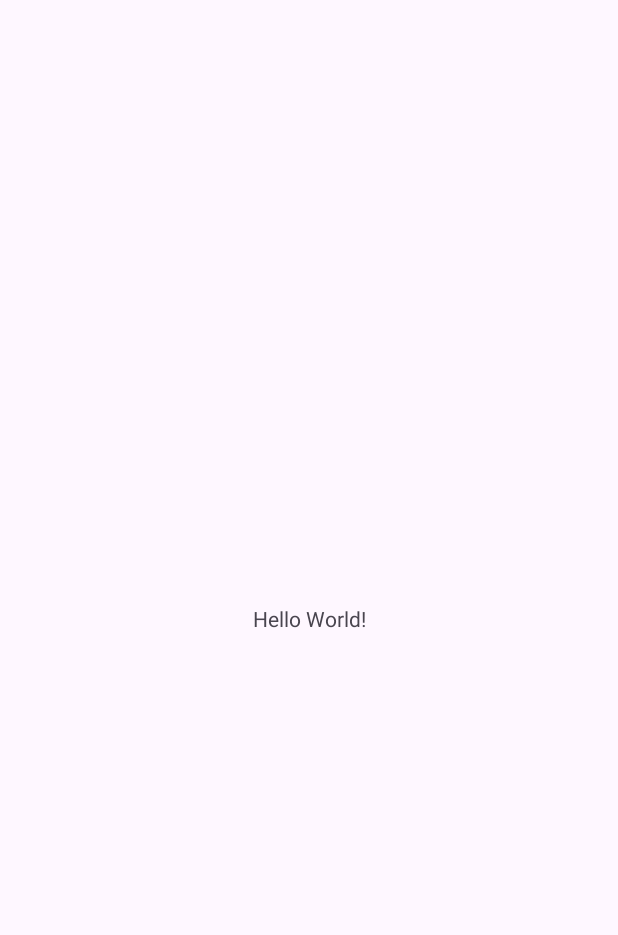
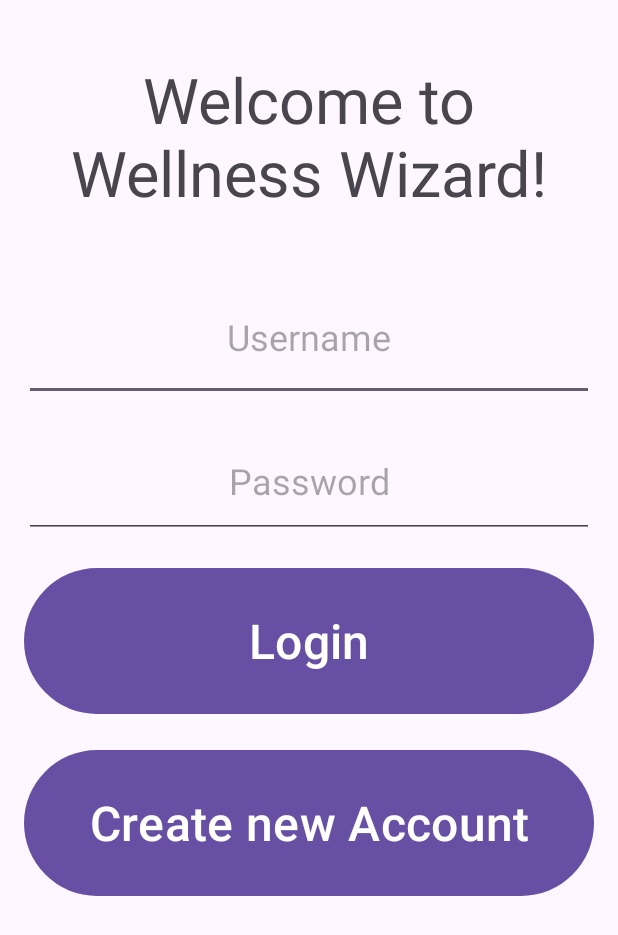
Before and after one commit to etorr6642/Project2_Wellness_Wizard_App, an Android app: the screen it shows after launch (MainActivity before the commit, LoginActivity after it), on a phone screen of 412 x 824 dp. Before the commit the part shown is almost empty. Shown: the top 935 px of the screen. Run offline under Robolectric (Android 15) with nearby library versions, the phone set to English and light mode, and no system bars.

Commit message:
Created layout for activity_login.xml updated graded for binding created Intent for LoginActivity called Intent in MainActivity for LoginActivity

```diff
--- a/app/build.gradle
+++ b/app/build.gradle
@@ -26,6 +26,10 @@ android {
         sourceCompatibility JavaVersion.VERSION_1_8
         targetCompatibility JavaVersion.VERSION_1_8
     }
+
+    buildFeatures {
+        viewBinding true
+    }
 }
 
 dependencies {
--- a/app/src/main/java/com/example/project2_wellness_wizard_app/LoginActivity.java
+++ b/app/src/main/java/com/example/project2_wellness_wizard_app/LoginActivity.java
@@ -1,6 +1,8 @@
 package com.example.project2_wellness_wizard_app;
 
+import android.content.Context;
 import android.os.Bundle;
+import android.content.Intent;
 
 import androidx.activity.EdgeToEdge;
 import androidx.appcompat.app.AppCompatActivity;
@@ -8,11 +10,21 @@ import androidx.core.graphics.Insets;
 import androidx.core.view.ViewCompat;
 import androidx.core.view.WindowInsetsCompat;
 
+import com.example.project2_wellness_wizard_app.databinding.ActivityLoginBinding;
+
 public class LoginActivity extends AppCompatActivity {
 
+    private ActivityLoginBinding binding;
     @Override
     protected void onCreate(Bundle savedInstanceState) {
         super.onCreate(savedInstanceState);
-        setContentView(R.layout.activity_login);
+        binding = ActivityLoginBinding.inflate(getLayoutInflater());
+        setContentView(binding.getRoot());
+
+
+    }
+
+    static Intent loginIntentFactory(Context context){
+        return new Intent(context, LoginActivity.class);
     }
 }
--- a/app/src/main/java/com/example/project2_wellness_wizard_app/MainActivity.java
+++ b/app/src/main/java/com/example/project2_wellness_wizard_app/MainActivity.java
@@ -1,13 +1,25 @@
 package com.example.project2_wellness_wizard_app;
 
 import androidx.appcompat.app.AppCompatActivity;
+
+import android.content.Intent;
 import android.os.Bundle;
+
+import com.example.project2_wellness_wizard_app.databinding.ActivityLoginBinding;
+import com.example.project2_wellness_wizard_app.databinding.ActivityMainBinding;
 
 public class MainActivity extends AppCompatActivity {
 
+    private ActivityMainBinding binding;
     @Override
     protected void onCreate(Bundle savedInstanceState) {
         super.onCreate(savedInstanceState);
-        setContentView(R.layout.activity_main);
+        binding = ActivityMainBinding.inflate(getLayoutInflater());
+        setContentView(binding.getRoot());
+
+        Intent intent = LoginActivity.loginIntentFactory(getApplicationContext());
+        startActivity(intent);
+
+
     }
 }
--- a/app/src/main/res/layout/activity_login.xml
+++ b/app/src/main/res/layout/activity_login.xml
@@ -7,4 +7,70 @@
     android:layout_height="match_parent"
     tools:context=".LoginActivity">
 
+    <TextView
+        android:layout_width="match_parent"
+        android:layout_height="150dip"
+        android:layout_marginBottom="24dip"
+        android:id="@+id/titleLoginTextView"
+        android:textSize="42sp"
+        android:text="Welcome to Wellness Wizard!"
+        android:gravity="center"
+        android:layout_margin="16dip"
+        app:layout_constraintTop_toTopOf="parent"
+        app:layout_constraintStart_toStartOf="parent"
+        app:layout_constraintEnd_toEndOf="parent"
+        />
+
+    <EditText
+        android:layout_width="match_parent"
+        android:layout_height="85dp"
+        android:hint="Username"
+        app:layout_constraintTop_toBottomOf="@id/titleLoginTextView"
+        android:layout_margin="16dp"
+        app:layout_constraintStart_toStartOf="parent"
+        app:layout_constraintEnd_toEndOf="parent"
+        android:id="@+id/userNameLoginEditText"
+        android:autofillHints="Please enter username"
+        android:gravity="center"
+        android:textSize="24sp"
+        android:inputType="text"
+        />
+
+    <EditText
+        android:id="@+id/passwordLoginEditText"
+        android:layout_width="match_parent"
+        android:layout_height="75dp"
+        android:layout_margin="16dp"
+        android:autofillHints="Please enter password"
+        android:gravity="center"
+        android:hint="Password"
+        android:textSize="24sp"
+        app:layout_constraintEnd_toEndOf="parent"
+        app:layout_constraintStart_toStartOf="parent"
+        app:layout_constraintTop_toBottomOf="@id/userNameLoginEditText"
+        android:inputType="textPassword"
+        />
+
+    <Button
+        android:layout_width="match_parent"
+        android:layout_height="105dp"
+        app:layout_constraintTop_toBottomOf="@id/passwordLoginEditText"
+        android:id="@+id/loginButton"
+        android:text="Login"
+        android:textSize="32sp"
+        android:layout_margin="16dp"
+        app:layout_constraintStart_toStartOf="parent"
+        app:layout_constraintEnd_toEndOf="parent" />
+
+    <Button
+        android:layout_width="match_parent"
+        android:layout_height="105dp"
+        app:layout_constraintTop_toBottomOf="@id/loginButton"
+        android:id="@+id/createNewAccount"
+        android:text="Create new Account"
+        android:textSize="32sp"
+        android:layout_margin="16dp"
+        app:layout_constraintStart_toStartOf="parent"
+        app:layout_constraintEnd_toEndOf="parent" />
+
 </androidx.constraintlayout.widget.ConstraintLayout>
```
